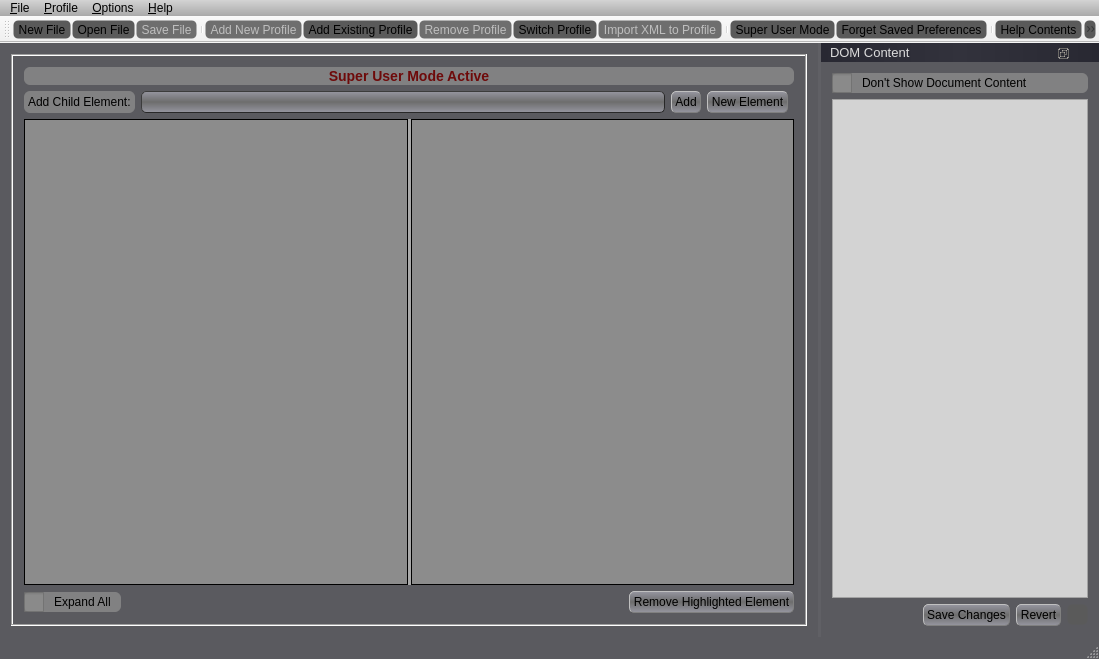
Above: GCXMLGenerator/gcmainwindow.ui from goblincoding/xmlmill before the change. Below: the same form after it.
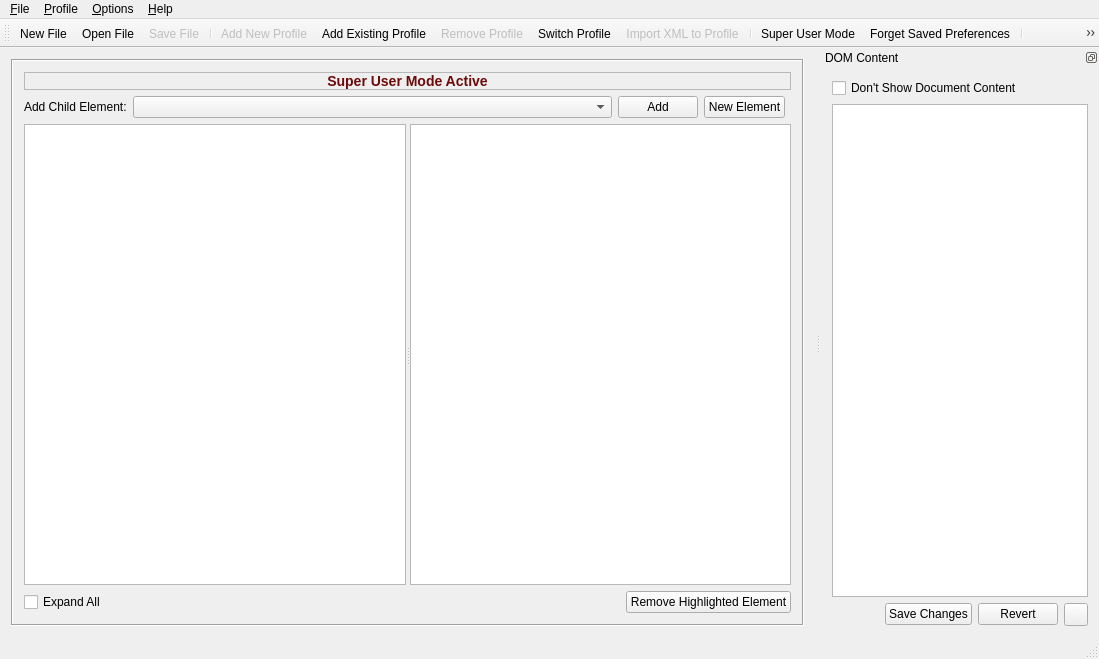
That is the form after the change. Icons and pictures are not drawn.

Commit message: Extracted style sheet info to application level (easier to maintain in only one place).

Diff of the .ui file:
```diff
--- a/GCXMLGenerator/gcmainwindow.ui
+++ b/GCXMLGenerator/gcmainwindow.ui
@@ -18,551 +18,7 @@
     <normaloff>:/resources/goblinicon.jpg</normaloff>:/resources/goblinicon.jpg</iconset>
   </property>
   <property name="styleSheet">
-   <string notr="true">QMainWindow
-{
-  background-color: rgba(90, 90, 95, 255);
-  font: 20px;
-}
-
-QMainWindow::separator
-{
-  background-color: rgba(255, 255, 255, 10 );
-  width: 3px;
-  height: 3px;
-}
-
-QMainWindow::separator:hover
-{
-  background-color: rgb(190, 196, 209);
-}
-
-QDialog
-{
-  background-color: rgba(150, 150, 150, 255);
-}
-
-QMessageBox
-{
-  background-color: rgba(120, 120, 120, 255);
-}
-
-QPushButton
-{
-  color: rgb(0, 0, 0);
-  background-color: qlineargradient(spread:reflect, x1:0.5, y1:0.5, x2:0.5, y2:1, stop:0 rgba(110, 110, 110, 240), stop:1 rgba(150, 150, 160, 255));
-  border-width: 1px;
-  border-radius: 5px;
-  border-color: gray;
-  border-style: outset;
-  font: 12px;
-  min-width: 5em;
-  min-height: 1em;
-  padding: 3px;
-}
-
-QPushButton:pressed
-{
-  color: rgb(190, 190, 190);
-  background-color: qlineargradient(spread:reflect, x1:0.5, y1:0.5, x2:0.5, y2:1, stop:0 rgba(150, 150, 160, 240), stop:1 rgba(110, 110, 125, 255));
-  border-style: inset;
-}
-
-QPushButton:default 
-{
-  border-color: gray;
-  border-width: 2px;   
-  background-color: qlineargradient(spread:reflect, x1:0.5, y1:0.5, x2:0.5, y2:1, stop:0 rgba(110, 110, 110, 255), stop:1 rgba(190, 190, 190, 255));
-}
-
-QPushButton:disabled
-{
-  color: rgb(0, 0, 0);
-  background-color:rgba(110, 110, 110, 255);
-  border-style: flat;
-}
-
-QToolButton
-{
-  background-color: qlineargradient(spread:reflect, x1:0.5, y1:0.5, x2:0.5, y2:1, stop:0 rgba(90, 90, 90, 255), stop:1 rgba(90, 90, 90, 255));
-  border-width: 1px;
-  border-radius: 5px;
-  border-color: rgb(40, 40, 40);
-  border-style: flat;
-}
-
-QToolButton:pressed
-{
-  background-color: qlineargradient(spread:reflect, x1:0.5, y1:0.5, x2:0.5, y2:1, stop:0 rgba(110, 110, 110, 255), stop:1 rgba(150, 150, 160, 255));
-  border-style: inset;
-}
-
-QToolButton:default 
-{
-  border-color: gray;
-  border-width: 2px;   
-  background-color: qlineargradient(spread:reflect, x1:0.5, y1:0.5, x2:0.5, y2:1, stop:0 rgba(110, 110, 110, 255), stop:1 rgba(190, 190, 190, 255));
-}
-
-QToolButton:disabled
-{
-  background-color:rgba(110, 110, 110, 255);
-  border-style: flat;
-}
-
-QComboBox
-{
-  color: rgb(250, 250, 250 );
-  background-color: qlineargradient(spread:reflect, x1:0.5, y1:0.5, x2:0.5, y2:1, stop:0 rgba(110, 110, 110, 240), stop:1 rgba(150, 150, 160, 255));
-  selection-background-color: rgb(90, 90, 90);
-  border-width: 1px;
-  border-radius: 5px;
-  border-color: rgb(40, 40, 40);
-  border-style: outset;
-  font: 12px;
-  min-width: 7em;
-  min-height: 1em;
-  padding: 2px;
-  text-align: right;
-}
-
-QComboBox::drop-down
-{
-  subcontrol-origin: padding;
-  subcontrol-position: top right;
-  left: -5px;
-  width: 18px;
-  border-left-color: transparent;
-  text-align: right;
-}
-
-QComboBox::down-arrow
-{
-  width: 17px;
-  height: 17px;
-  image: url(&quot;:/resources/downarrow.png&quot;);
-  opacity: 0.1;
-}
-
-QComboBox QAbstractItemView
-{
-  selection-color: rgb(20, 20, 20);
-  color: rgb(200, 200, 200);
-  selection-background-color: rgba(110, 110, 110, 255);
-}
-
-QComboBox:disabled
-{
-  color: rgb(0, 0, 0);
-  background-color:rgba(110, 110, 110, 255);
-}
-
-QListView
-{
-  border-width: 1px;
-  border-radius: 5px;
-  border-color: rgb(40, 40, 40);
-  border-style: inset;
-  background-color: qlineargradient(spread:pad, x1:0.767, y1:1, x2:1, y2:0, stop:0 rgba(40, 40, 40, 200), stop:1 rgba(120, 120, 120, 255));
-  font: 11px;
-  color: rgb(240, 240, 240);
-}
-
-QDockWidget
-{
-  background-color: qlineargradient(spread:reflect, x1:0, y1:0, x2:0.5, y2:0, stop:0 rgba(50, 50, 60, 255), stop:1 rgba(60, 60, 70, 255));
-  text-align: left;
-  selection-color: rgb(192, 255, 43);
-  border: 1px solid black;
-  color: rgb(220, 220, 220);
-  min-width: 20em;
-  font: 13px;
-  titlebar-close-icon: url(&quot;:/resources/close.png&quot;);
-  titlebar-normal-icon: url(&quot;:/resources/undock.png&quot;);
-}
-
-QDockWidget::title
-{
-  text-align: left;
-  background-color: qlineargradient(spread:reflect, x1:0, y1:0, x2:0.5, y2:0, stop:0 rgba(40, 40, 50, 255), stop:1 rgba(50, 50, 60, 255));
-  selection-color: rgb(192, 255, 43);
-  color: rgb(255, 255, 255);
-  border: 0px;
-  padding-left: 5px;
-}
-
-QDockWidget::close-button, QDockWidget::float-button
-{
-  min-height: 20px;
-  min-width: 20px;
-  icon-size: 20px;
-}
-
-QDockWidget::close-button
-{
-  subcontrol-origin: margin;
-  subcontrol-position: right;
-  left: -4px;
-}
-
-QDockWidget::float-button
-{
-  subcontrol-origin: margin;
-  subcontrol-position: right;
-  left: -26px;
-}
-
-QDockWidget::separator
-{
-  width: 4px;
-  height: 4px;
-  background: lightblue;
-  margin-left: 10px;
-  margin-right: 5px;
-}
-
-QLabel
-{
-  background-color: rgba(140, 140, 140, 200);
-  border-radius: 6px;
-  padding: 1px;
-  font: 12px;
-}
-
-QCheckBox
-{
-  color: rgb(0, 0, 0);
-  background-color: rgba(140, 140, 140, 200);
-  border-width: 1px;
-  border-radius: 6px;
-  padding-right: 9px;
-  spacing: 10px;
-  min-height: 20px;
-  min-width: 20px;
-  icon-size: 20px;
-  font: 12px;
-}
-
-QCheckBox::indicator
-{
-  width: 20px;
-  height: 20px;
-}
-
-QCheckBox::indicator:unchecked
-{
-  image: url(&quot;:/resources/checkbox.png&quot;);
-}
-
-QCheckBox::indicator:checked
-{
-  image: url(&quot;:/resources/checkon.png&quot;);
-}
-
-QLineEdit
-{
-  border-width: 1px;
-  border-radius: 5px;
-  border-color: rgb(90, 90, 90);
-  border-style: solid;
-  padding: 2 4px;
-  background-color: rgb(180, 180, 180);
-  selection-background-color: rgb(98, 96, 122);
-  font: 12px;
-}
-
-QLineEdit:disabled
-{
-  color: rgb(0, 0, 0);
-  background-color:rgba(110, 110, 110, 255);
-}
-
-QTableView
-{
-  border: 1px solid black;
-  color: rgba(10, 10, 10, 255);
-  background-color: rgba(140, 140, 140, 255);
-  alternate-background-color: rgba(90, 90, 100, 255);
-  selection-background-color: rgba(120, 120, 130, 200);
-  font: 12px;
-}
-
-QTextEdit
-{
-  background-color: lightgray;
-  selection-background-color: rgba(120, 120, 130, 200);
-}
-
-QSplitter::handle
-{
-  background-color: darkgray
-}
-
-QSplitter::handle:vertical 
-{
-  height: 3px;
-}
-
-QSplitter::handle:pressed
-{
-  background-color: lightgray
-}
-
-QMenuBar 
-{
-  background-color: qlineargradient(x1:0, y1:0, x2:0, y2:1,  stop:0 lightgray, stop:1 darkgray);
-}
-
-QMenuBar::item
-{
-  spacing: 3px;
-  padding: 1px 4px;
-  background: transparent;
-  border-radius: 4px;
-}
-
-QMenuBar::item:selected 
-{ 
-  background: #a8a8a8;
-}
-
-QMenuBar::item:pressed
-{
-  background: #888888;
-}
-
-QMenu 
-{
-  background-color: #ABABAB;
-  border: 1px solid black;
-}
-
-QMenu::item
-{
-  background-color: transparent;
-}
-
-QMenu::item:selected
-{ 
-  background-color: rgba(120, 120, 130, 200)
-}
-
-QMenu::item:checked
-{ 
-  background-color: rgba(210, 210, 210, 255)
-}
-
-QHeaderView::section 
-{
-  color: rgba(10, 10, 10, 255);
-  background-color: qlineargradient(spread:reflect, x1:0.5, y1:0.5, x2:0.5, y2:1, stop:0 rgba(110, 110, 110, 240), stop:1 rgba(150, 150, 160, 255));
-  border-width: 1px;
-  border-radius: 3px;
-  border-color: darkgray;
-  border-style: inset;
-  font: 11px;
-  min-width: 5em;
-  min-height: 1em;
-  padding: 3px;
-}
-
-QHeaderView::section:checked
-{
-  alternate-background-color: rgba(90, 90, 100, 255);
-}
-
-QHeaderView::down-arrow 
-{
-  image: url(&quot;:/resources/downarrow.png&quot;);
-}
-
-QHeaderView::up-arrow 
-{
-  image: url(&quot;:/resources/uparrow.png&quot;);
-}
-
-QTreeView
-{
-  border: 1px solid black;
-  color: rgba(10, 10, 10, 255);
-  background-color: rgba(140, 140, 140, 255);
-  alternate-background-color: rgba(120, 120, 130, 255);
-  selection-background-color: rgba(130, 130, 140, 200);
-  font: 13px;
-}
-
-QTreeView::branch:has-children:!has-siblings:closed, QTreeView::branch:closed:has-children:has-siblings
-{
-  border-image: none;
-  image: url(&quot;:/resources/rightarrow.png&quot;);
-}
-
-QTreeView::branch:open:has-children:!has-siblings, QTreeView::branch:open:has-children:has-siblings
-{
-  border-image: none;
-  image: url(&quot;:/resources/angledarrow.png&quot;);
-}
-
-QTreeView::branch:hover
-{
-  background-color: rgba(20, 20, 20, 200);
-}
-
-QTreeView::item:selected 
-{
-   color: rgba(20, 20, 20, 255);
-}
-
-QScrollBar:vertical 
-{
-  width: 17px;
-  margin: 18px 0 18px 0;
-  background-color: qlineargradient(spread:pad, x1:0.767, y1:1, x2:1, y2:0, stop:0 rgba(140, 140, 140, 200), stop:1 rgba(160, 160, 160, 255));
-  border-width: 1px;
-  border-color: rgb(40, 40, 40);
-  border-style: solid;
-  border-radius: 3px;
-}
-
-QScrollBar::handle:vertical 
-{
-  background-color: qlineargradient(spread:reflect, x1:0, y1:1, x2:0, y2:0.5, stop:0 rgba(50, 50, 50, 255), stop:1 rgba(150, 150, 150, 255));
-  width: 17px;
-  height: 17px;
-  image: url(&quot;:/resources/scrollgrip.png&quot;);
-  min-height: 3em;
-  border-color: rgb(40, 40, 40);
-  border-style: solid;
-  border-radius: 3px;
-}
-
-QScrollBar::add-line:vertical 
-{
-  border-color: rgba(40, 40, 40, 0);
-  height: 18px;
-  subcontrol-position: bottom;
-  subcontrol-origin: margin;
-}
-
-QScrollBar::sub-line:vertical 
-{
-  border-color: rgba(40, 40, 40, 0);
-  height: 18px;
-  subcontrol-position: top;
-  subcontrol-origin: margin;
-}
-
-QScrollBar::up-arrow:vertical
-{
-  width: 17px;
-  height: 17px;
-  image: url(&quot;:/resources/uparrow.png&quot;);
-  background-color: qlineargradient(spread:pad, x1:0.767, y1:1, x2:1, y2:0, stop:0 rgba(110, 110, 125, 255), stop:1 rgba(150, 150, 160, 255));
-  border-radius: 2px;
-}
-
-QScrollBar::up-arrow:vertical:pressed
-{
-  color: rgb(190, 190, 190);
-  background-color: rgba(50, 50, 50, 255);
-  border-style: inset;
-}
-
-QScrollBar::down-arrow:vertical 
-{
-  width: 17px;
-  height: 17px;
-  image: url(&quot;:/resources/downarrow.png&quot;);
-  background-color: qlineargradient(spread:pad, x1:0.767, y1:1, x2:1, y2:0, stop:0 rgba(110, 110, 125, 255), stop:1 rgba(150, 150, 160, 255));
-  border-radius: 2px;
-}
-
-QScrollBar::down-arrow:vertical:pressed
-{
-  color: rgb(190, 190, 190);
-  background-color: rgba(50, 50, 50, 255);
-  border-style: inset;
-}
-
-QScrollBar::add-page:vertical, QScrollBar::sub-page:vertical 
-{
-  background: none;
-}
-
-QScrollBar:horizontal 
-{
-  height: 17px;
-  margin: 0 18px 0 18px;
-  background-color: qlineargradient(spread:pad, x1:0.767, y1:1, x2:1, y2:0, stop:0 rgba(140, 140, 140, 200), stop:1 rgba(160, 160, 160, 255));
-  border-width: 1px;
-  border-color: rgb(40, 40, 40);
-  border-style: solid;
-  border-radius: 3px;
-}
-
-QScrollBar::handle:horizontal 
-{
-  background-color: qlineargradient(spread:reflect, x1:0, y1:1, x2:0, y2:0.5, stop:0 rgba(50, 50, 50, 255), stop:1 rgba(150, 150, 150, 255));
-  width: 17px;
-  height: 17px;
-  image: url(&quot;:/resources/scrollgriphorizontal.png&quot;);
-  min-width: 3em;
-  border-color: rgb(40, 40, 40);
-  border-style: solid;
-  border-radius: 3px;
-}
-
-QScrollBar::add-line:horizontal 
-{
-  border-color: rgba(40, 40, 40, 0);
-  width: 18px;
-  subcontrol-position: right;
-  subcontrol-origin: margin;
-}
-
-QScrollBar::sub-line:horizontal 
-{
-  border-color: rgba(40, 40, 40, 0);
-  width: 18px;
-  subcontrol-position: left;
-  subcontrol-origin: margin;
-}
-
-QScrollBar::left-arrow:horizontal
-{
-  width: 17px;
-  height: 17px;
-  image: url(&quot;:/resources/leftarrow.png&quot;);
-  background-color: qlineargradient(spread:pad, x1:0.767, y1:1, x2:1, y2:0, stop:0 rgba(110, 110, 125, 255), stop:1 rgba(150, 150, 160, 255));
-  border-radius: 2px;
-}
-
-QScrollBar::left-arrow:horizontal:pressed
-{
-  color: rgb(190, 190, 190);
-  background-color: rgba(50, 50, 50, 255);
-  border-style: inset;
-}
-
-QScrollBar::right-arrow:horizontal 
-{
-  width: 17px;
-  height: 17px;
-  image: url(&quot;:/resources/rightarrow.png&quot;);
-  background-color: qlineargradient(spread:pad, x1:0.767, y1:1, x2:1, y2:0, stop:0 rgba(110, 110, 125, 255), stop:1 rgba(150, 150, 160, 255));
-  border-radius: 2px;
-}
-
-QScrollBar::right-arrow:horizontal:pressed
-{
-  color: rgb(190, 190, 190);
-  background-color: rgba(50, 50, 50, 255);
-  border-style: inset;
-}
-
-QScrollBar::add-page:horizontal, QScrollBar::sub-page:horizontal 
-{
-  background: none;
-}</string>
+   <string notr="true"/>
   </property>
   <widget class="QWidget" name="centralWidget">
    <layout class="QHBoxLayout" name="horizontalLayout_2">
@@ -751,7 +207,7 @@
      <x>0</x>
      <y>0</y>
      <width>1099</width>
-     <height>18</height>
+     <height>21</height>
     </rect>
    </property>
    <widget class="QMenu" name="menuDatabase">
```
The commit also changes 7 other files.
